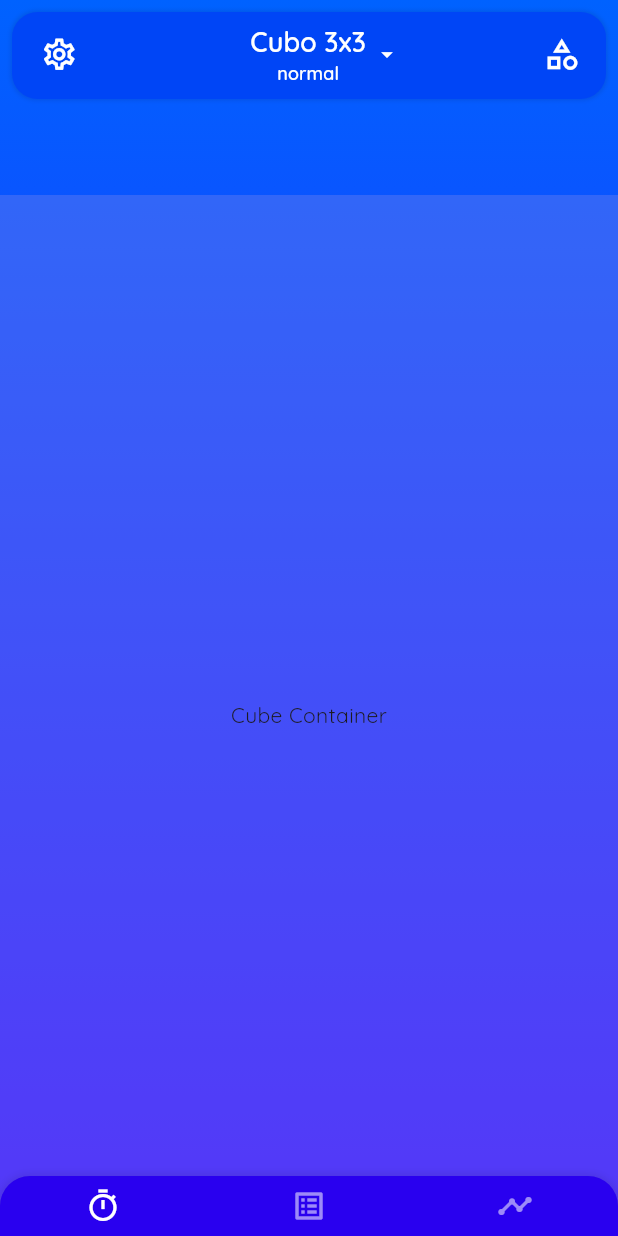
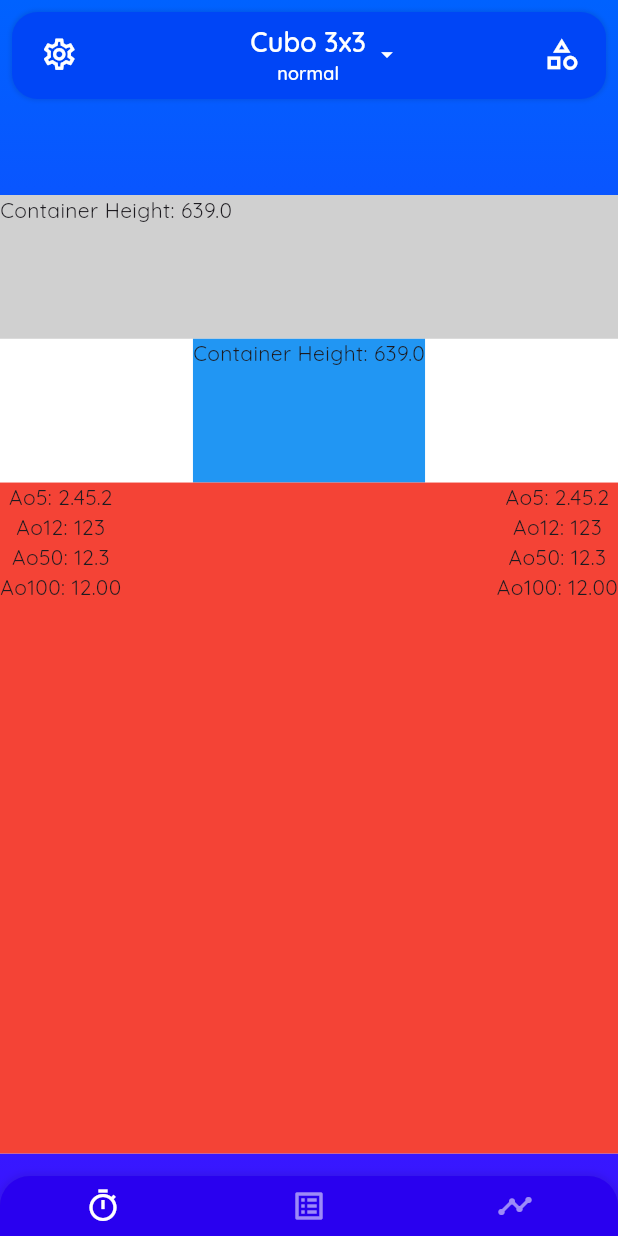
Before and after one commit to jimhuertas123/cubetimer-app, a Flutter app: the screen it shows after launch, on a phone screen of 412 x 824 dp. Run offline on Flutter 3.47's test engine with Material 3 defaults, Android fonts, the phone set to English and light mode, and no system bars; our stand-ins replace flutter_riverpod, go_router.

Commit message:
FEAT: layout sections in timer home page

```diff
--- a/lib/presentation/features/body/main_body/mainbody_containers/cube_containter.dart
+++ b/lib/presentation/features/body/main_body/mainbody_containers/cube_containter.dart
@@ -5,12 +5,67 @@ class CubeContainer extends StatelessWidget {
 
   @override
   Widget build(BuildContext context) {
-    return Container(
-      margin: const EdgeInsets.only(top: 130),
-      color: const Color.fromRGBO(144, 141, 232, 0.3),
-      child: const Center(
-        child: Text('Cube Container'),
-      ),
+    const double spaceFromTop = 130.0;
+    const double spaceFromBottom = 55.0;
+    return Builder(
+      builder: (context) {
+        return LayoutBuilder(
+          builder: (context, constraints) {
+            double containerHeight = constraints.maxHeight - spaceFromTop - spaceFromBottom;
+            double containerWidth = constraints.maxWidth;
+
+            return Container(
+              margin: const EdgeInsets.only(top: 130, bottom: 55),
+              color: Colors.white,
+              height: containerHeight,
+              width: containerWidth,
+              child: Column(
+                children: [
+                  Container(
+                    width: double.infinity,
+                    height: containerHeight*15/100,
+                    color: Color.fromRGBO(100, 100, 100, 0.3),
+                    child: Text('Container Height: $containerHeight')
+                  ),
+                  Expanded(
+                    child: Container(
+                      color: Colors.blue,
+                      child: Text('Container Height: $containerHeight'),
+                    )
+                  ),
+                  Container(
+                    width: double.infinity,
+                    height: containerHeight*70/100,
+                    color: Colors.red,
+
+                    child: Row(
+                      mainAxisAlignment: MainAxisAlignment.spaceBetween,
+                      children: <Widget>[
+                        Column(
+                          children: <Widget>[
+                            Text('Ao5: 2.45.2'),
+                            Text('Ao12: 123'),
+                            Text('Ao50: 12.3'),
+                            Text('Ao100: 12.00'),
+                          ]
+                        ),
+                        Column(
+                          children: <Widget>[
+                            Text('Ao5: 2.45.2'),
+                            Text('Ao12: 123'),
+                            Text('Ao50: 12.3'),
+                            Text('Ao100: 12.00'),
+                          ]
+                        )
+                      ]
+                    )
+                  ),
+                ],
+              ),
+            );
+          },
+        );
+      },
     );
   }
 }
--- a/lib/presentation/widgets/alert_dialog.dart
+++ b/lib/presentation/widgets/alert_dialog.dart
@@ -41,7 +41,7 @@ class CustomAlertDialog extends StatelessWidget {
       actions: actions,
       content: Builder(builder: (context) {
         return Container(
-          color: Colors.red,
+          // color: Colors.red,
           padding: contentPadding,
           height: (MediaQuery.of(context).size.height > 500)
             ? 472
--- /dev/null
+++ b/lib/presentation/widgets/puzzle_drawer/puzzle_drawer.dart
@@ -0,0 +1 @@
+/// This
```
Also changed, not shown: lib/config/drawer_templates/3x3.svg (added).
